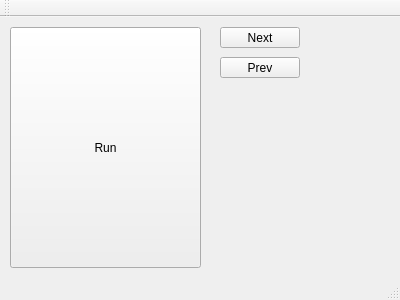
This is Mejirodai/mejirodai.ui in tnct-spc/procon2018-comp as Qt 5 draws it before an edit. The edited form follows.
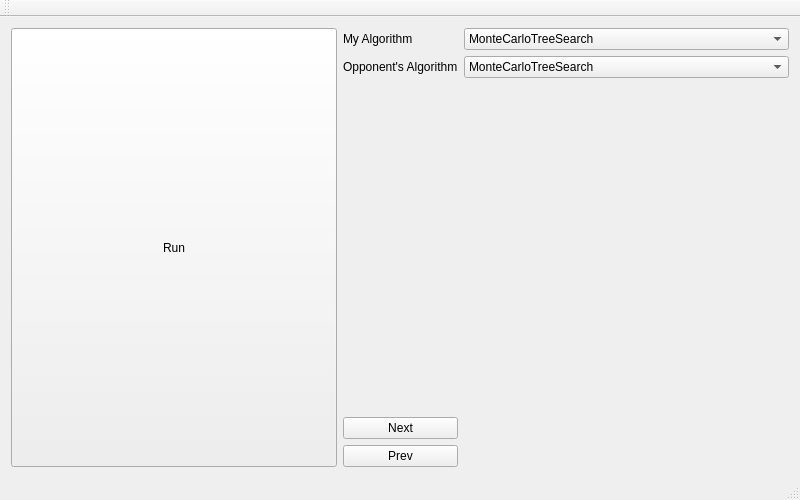
This is the edited form.

Commit message: [update]Mejirodaiのレイアウトを変更

Diff of the .ui file:
```diff
--- a/Mejirodai/mejirodai.ui
+++ b/Mejirodai/mejirodai.ui
@@ -6,53 +6,140 @@
    <rect>
     <x>0</x>
     <y>0</y>
-    <width>400</width>
-    <height>300</height>
+    <width>800</width>
+    <height>500</height>
    </rect>
   </property>
+  <property name="sizePolicy">
+   <sizepolicy hsizetype="MinimumExpanding" vsizetype="Preferred">
+    <horstretch>0</horstretch>
+    <verstretch>0</verstretch>
+   </sizepolicy>
+  </property>
   <property name="windowTitle">
    <string>Mejirodai</string>
   </property>
   <widget class="QWidget" name="centralWidget">
+   <layout class="QGridLayout" name="gridLayout">
+    <item row="0" column="1">
+     <widget class="QLabel" name="label">
+      <property name="sizePolicy">
+       <sizepolicy hsizetype="Maximum" vsizetype="Fixed">
+        <horstretch>0</horstretch>
+        <verstretch>0</verstretch>
+       </sizepolicy>
+      </property>
+      <property name="text">
+       <string>My Algorithm</string>
+      </property>
+     </widget>
+    </item>
+    <item row="0" column="0" rowspan="8">
    <widget class="QPushButton" name="runButton">
-    <property name="geometry">
-     <rect>
-      <x>10</x>
-      <y>10</y>
-      <width>191</width>
-      <height>241</height>
-     </rect>
+      <property name="sizePolicy">
+       <sizepolicy hsizetype="Minimum" vsizetype="Preferred">
+        <horstretch>0</horstretch>
+        <verstretch>0</verstretch>
+       </sizepolicy>
     </property>
     <property name="text">
      <string>Run</string>
     </property>
    </widget>
+    </item>
+    <item row="1" column="2">
+     <widget class="QComboBox" name="comboBox">
+      <property name="sizePolicy">
+       <sizepolicy hsizetype="Preferred" vsizetype="Minimum">
+        <horstretch>0</horstretch>
+        <verstretch>0</verstretch>
+       </sizepolicy>
+      </property>
+      <item>
+       <property name="text">
+        <string>MonteCarloTreeSearch</string>
+       </property>
+      </item>
+      <item>
+       <property name="text">
+        <string>SimpleMonteCalro</string>
+       </property>
+      </item>
+      <item>
+       <property name="text">
+        <string>TestAlgorithm</string>
+       </property>
+      </item>
+     </widget>
+    </item>
+    <item row="0" column="2">
+     <widget class="QComboBox" name="selectAlgorithmBox">
+      <property name="sizePolicy">
+       <sizepolicy hsizetype="Preferred" vsizetype="Minimum">
+        <horstretch>0</horstretch>
+        <verstretch>0</verstretch>
+       </sizepolicy>
+      </property>
+      <property name="styleSheet">
+       <string notr="true">MyAlgorithm</string>
+      </property>
+      <item>
+       <property name="text">
+        <string>MonteCarloTreeSearch</string>
+       </property>
+      </item>
+      <item>
+       <property name="text">
+        <string>SimpleMonteCalro</string>
+       </property>
+      </item>
+      <item>
+       <property name="text">
+        <string>TestAlgorithm</string>
+       </property>
+      </item>
+     </widget>
+    </item>
+    <item row="1" column="1">
+     <widget class="QLabel" name="label_2">
+      <property name="sizePolicy">
+       <sizepolicy hsizetype="Maximum" vsizetype="Fixed">
+        <horstretch>0</horstretch>
+        <verstretch>0</verstretch>
+       </sizepolicy>
+      </property>
+      <property name="text">
+       <string>Opponent's Algorithm</string>
+      </property>
+     </widget>
+    </item>
+    <item row="6" column="1">
    <widget class="QPushButton" name="goNext">
-    <property name="geometry">
-     <rect>
-      <x>220</x>
-      <y>10</y>
-      <width>80</width>
-      <height>21</height>
-     </rect>
+      <property name="sizePolicy">
+       <sizepolicy hsizetype="Preferred" vsizetype="Maximum">
+        <horstretch>0</horstretch>
+        <verstretch>0</verstretch>
+       </sizepolicy>
     </property>
     <property name="text">
      <string>Next</string>
     </property>
    </widget>
+    </item>
+    <item row="7" column="1">
    <widget class="QPushButton" name="goPrev">
-    <property name="geometry">
-     <rect>
-      <x>220</x>
-      <y>40</y>
-      <width>80</width>
-      <height>21</height>
-     </rect>
+      <property name="sizePolicy">
+       <sizepolicy hsizetype="Preferred" vsizetype="Maximum">
+        <horstretch>0</horstretch>
+        <verstretch>0</verstretch>
+       </sizepolicy>
     </property>
     <property name="text">
      <string>Prev</string>
     </property>
    </widget>
+    </item>
+   </layout>
   </widget>
   <widget class="QMenuBar" name="menuBar">
    <property name="geometry">
```
Left out of the diff: 4 changed lines with no effect on the pictures. Lines whose indentation alone changed are shown as unchanged. The commit also changes 2 other files.
